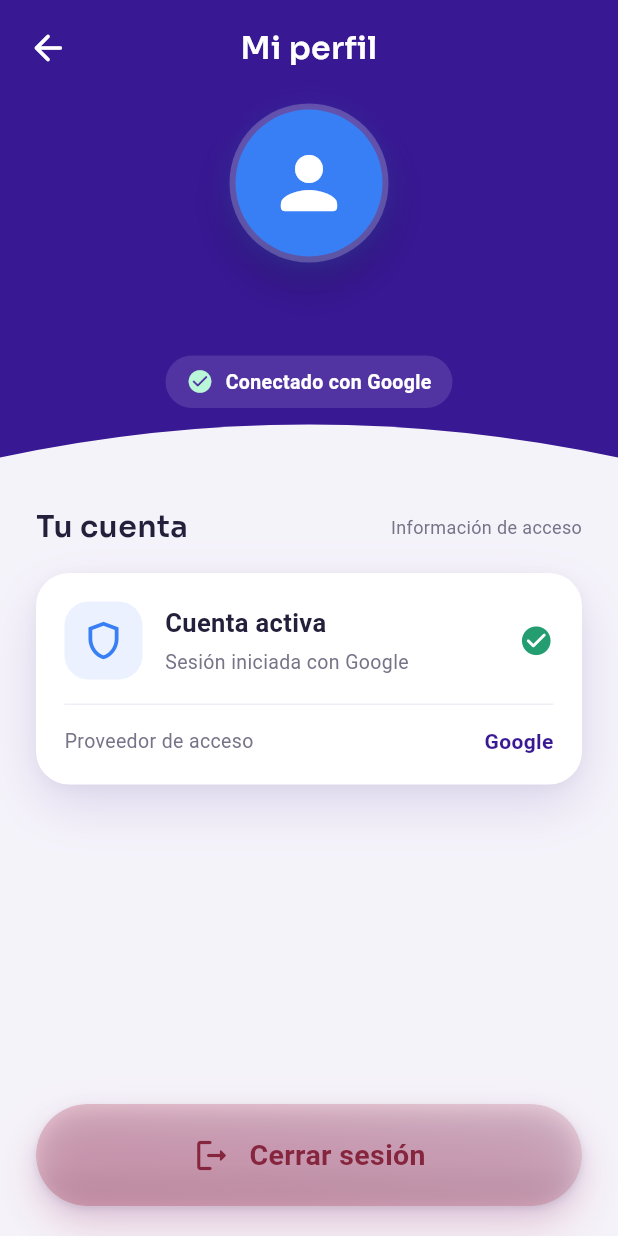
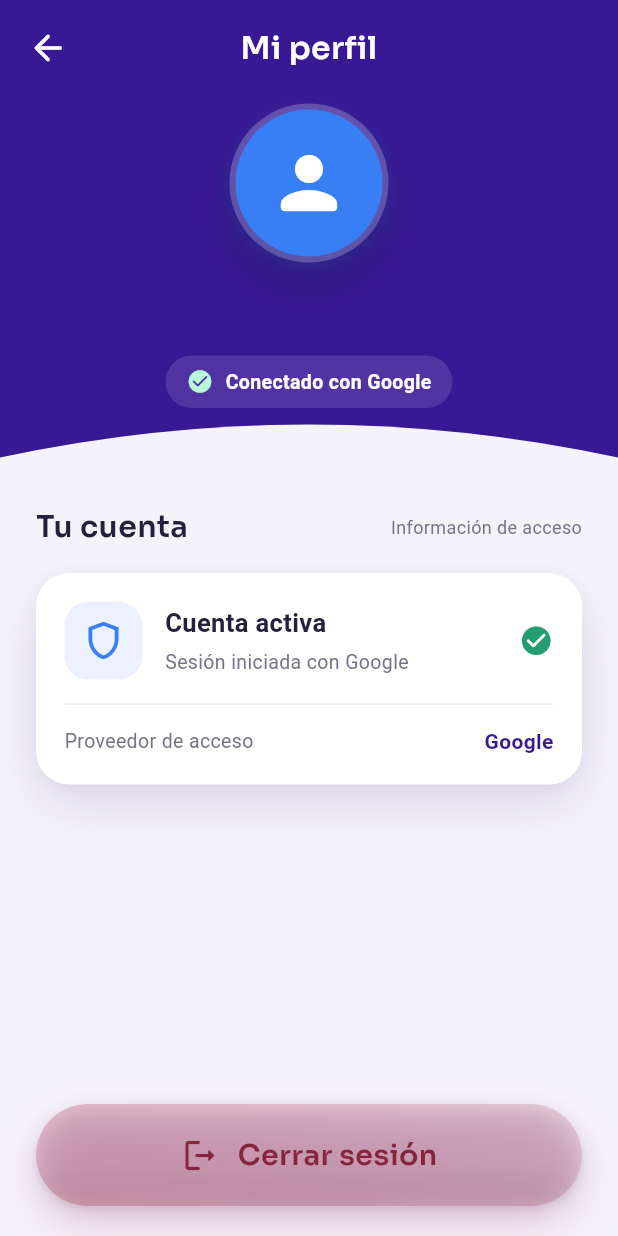
Before and after one commit to itsjustfelix/Lazarillo, a Flutter app: the PerfilView screen opened directly with empty values, on a phone screen of 412 x 824 dp. Run offline on Flutter 3.47's test engine with Material 3 defaults, Android fonts, the phone set to English and light mode, and no system bars; our stand-ins replace camera, flutter_secure_storage, flutter_tts, google_sign_in, speech_to_text, vibration; missing offline and left inert: flutter_litert, google_mlkit_text_recognition, object_detection; accounts and stored records are empty.

Commit message:
style: unificar boton de cerrar sesion con tipografia Sora

```diff
--- a/lib/ui/perfil/boton_cerrar_sesion_cristal.dart
+++ b/lib/ui/perfil/boton_cerrar_sesion_cristal.dart
@@ -203,8 +203,9 @@ class _BotonCerrarSesionCristalState extends State<BotonCerrarSesionCristal>
                                     Text(
                                       'Cerrar sesión',
                                       style: TextStyle(
+                                        fontFamily: 'Sora',
                                         fontSize: 19,
-                                        fontWeight: FontWeight.w700,
+                                        fontWeight: FontWeight.w600,
                                         color: ColoresApp.textoCristalSalir,
                                       ),
                                     ),
```
